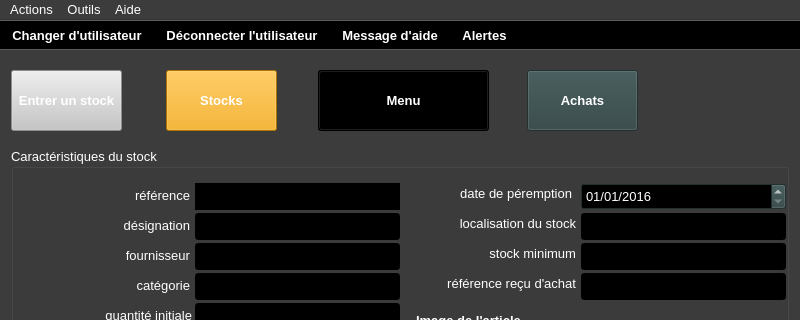
Qt form ui/yeroth-erp-achats-detail-window.ui (xnoumbissinoundou/yeroth-erp-3.0) before a commit; both pictures show x 0 to 800 and y 0 to 320 of the 800 by 600 pixel window.
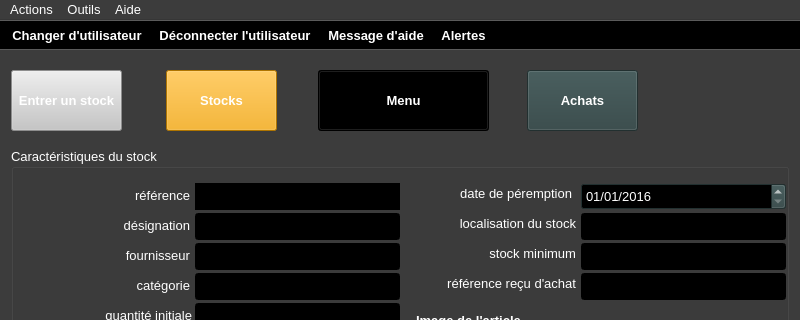
The same form after that commit. Icons and pictures are not drawn. Custom widgets are drawn as their Qt base class.

Diff of the .ui file:
```diff
--- a/ui/yeroth-erp-achats-detail-window.ui
+++ b/ui/yeroth-erp-achats-detail-window.ui
@@ -10789,13 +10789,9 @@
     <bool>false</bool>
    </attribute>
    <addaction name="actionChanger_utilisateur"/>
-   <addaction name="separator"/>
    <addaction name="actionDeconnecter_utilisateur"/>
-   <addaction name="separator"/>
    <addaction name="actionAppeler_aide"/>
-   <addaction name="separator"/>
    <addaction name="actionAlertes"/>
-   <addaction name="separator"/>
   </widget>
   <action name="actionA_propos">
    <property name="text">
```
